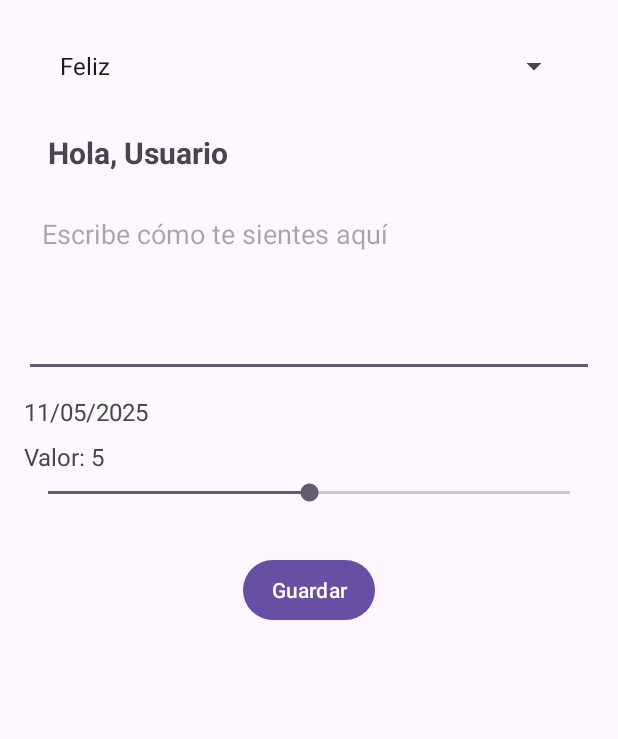
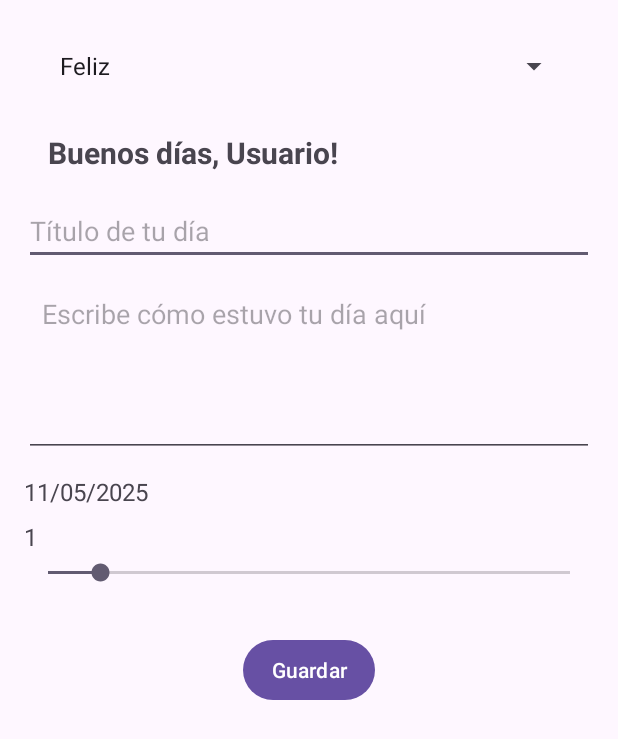
Before and after one commit to Omar-Gabriel-Martinez/Daydream-Daily, an Android app: the MoodActivity screen opened directly, with no data from a screen before it, on a phone screen of 412 x 824 dp. Shown: the top 739 px of the screen. Run offline under Robolectric (Android 15) with nearby library versions, the phone set to English and light mode, and no system bars.

Commit message:
pantalla de inicio v3

```diff
--- a/app/src/main/java/com/martinez_orozco_moya_cuevas/sleepytraveler/MoodActivity.kt
+++ b/app/src/main/java/com/martinez_orozco_moya_cuevas/sleepytraveler/MoodActivity.kt
@@ -3,10 +3,16 @@ package com.martinez_orozco_moya_cuevas.sleepytraveler
 import android.content.Intent
 import android.content.pm.ActivityInfo
 import android.os.Bundle
-import android.widget.*
+import android.widget.Button
+import android.widget.EditText
+import android.widget.SeekBar
+import android.widget.Spinner
+import android.widget.TextView
+import android.widget.Toast
 import androidx.appcompat.app.AppCompatActivity
 import java.text.SimpleDateFormat
 import java.util.*
+import java.util.Calendar
 
 class MoodActivity : AppCompatActivity() {
 
@@ -16,12 +22,19 @@ class MoodActivity : AppCompatActivity() {
     override fun onCreate(savedInstanceState: Bundle?) {
         requestedOrientation = ActivityInfo.SCREEN_ORIENTATION_PORTRAIT
         super.onCreate(savedInstanceState)
+        //Para el saludo
+        val hora = Calendar.getInstance().get(Calendar.HOUR_OF_DAY)
+        val saludo = when (hora) {
+            in 6..11   -> "Buenos días"
+            in 12..17  -> "Buenas tardes"
+            in 18..21  -> "Buenas noches"
+            else       -> "Hola"
+        }
+
 
         val prefs = getSharedPreferences("moodPrefs", MODE_PRIVATE)
         val ultimaFecha = prefs.getString("ultima_fecha", null)
         val hoy = SimpleDateFormat("dd/MM/yyyy", Locale.getDefault()).format(Date())
-
-        // Validar si ya se registró emoción hoy
         if (ultimaFecha == hoy) {
             Toast.makeText(this, "Ya registraste tu emoción hoy.", Toast.LENGTH_SHORT).show()
             startActivity(Intent(this, MainActivity::class.java))
@@ -31,46 +44,82 @@ class MoodActivity : AppCompatActivity() {
 
         setContentView(R.layout.activity_mood)
 
-        // Obtener el nombre del usuario de SharedPreferences (asumiendo que lo guardas aquí)
+        // Saludo y fecha
         val nombreUsuario = prefs.getString("nombre_usuario", "Usuario")
+        //findViewById<TextView>(R.id.tvSaludoUsuario).text = "Hola, $nombreUsuario"
+        findViewById<TextView>(R.id.tvSaludoUsuario).text = "$saludo, $nombreUsuario!"
+        findViewById<TextView>(R.id.tvFecha).text = hoy
 
-        val tvSaludoUsuario = findViewById<TextView>(R.id.tvSaludoUsuario)
-        tvSaludoUsuario.text = "Hola, $nombreUsuario"
-
-        val tvFecha = findViewById<TextView>(R.id.tvFecha)
-        tvFecha.text = hoy // Establecer fecha actual
-
-        // Aquí implementa la selección de emociones y lógica adicional
+        // Spinner de emociones (igual que antes) …
         val spinnerEmociones = findViewById<Spinner>(R.id.spinnerEmociones)
         val emociones = listOf(
-            "Feliz", "Triste", "Enojado",
-            "Ansioso", "Estresado", "Aburrido",
-            "Emocionado", "Nostálgico"
+            "Feliz", "Triste", "Enojado", "Ansioso",
+            "Estresado", "Aburrido", "Emocionado", "Nostálgico"
         )
-        val adapter = ArrayAdapter(this, android.R.layout.simple_spinner_item, emociones)
-        adapter.setDropDownViewResource(android.R.layout.simple_spinner_dropdown_item)
+        val adapter = android.widget.ArrayAdapter(
+            this, android.R.layout.simple_spinner_item, emociones
+        ).also { it.setDropDownViewResource(android.R.layout.simple_spinner_dropdown_item) }
         spinnerEmociones.adapter = adapter
-
-        spinnerEmociones.onItemSelectedListener = object : AdapterView.OnItemSelectedListener {
-            override fun onItemSelected(parent: AdapterView<*>, view: android.view.View, position: Int, id: Long) {
+        spinnerEmociones.onItemSelectedListener = object : android.widget.AdapterView.OnItemSelectedListener {
+            override fun onItemSelected(parent: android.widget.AdapterView<*>, view: android.view.View, position: Int, id: Long) {
                 emocionSeleccionada = emociones[position]
-                valorSeleccionado = position + 1
             }
-
-            override fun onNothingSelected(parent: AdapterView<*>) {
-                emocionSeleccionada = emociones[0]
-                valorSeleccionado = 1
+            override fun onNothingSelected(parent: android.widget.AdapterView<*>) {
+                emocionSeleccionada = emociones.first()
             }
         }
 
-        val btnGuardarEmocion = findViewById<Button>(R.id.btnGuardarEmocion)
-        btnGuardarEmocion.setOnClickListener {
-            prefs.edit().putString("ultima_fecha", hoy).apply()
-            prefs.edit().putString("emocion", emocionSeleccionada).apply()
-            prefs.edit().putInt("valor_emocion", valorSeleccionado).apply()
+        // SeekBar y valor dinámico (igual que antes) …
+        val seekBar = findViewById<SeekBar>(R.id.seekBar)
+        val tvValorSeleccionado = findViewById<TextView>(R.id.tvValorSeleccionado)
+        seekBar.progress = valorSeleccionado
+        tvValorSeleccionado.text = valorSeleccionado.toString()
+        seekBar.setOnSeekBarChangeListener(object : SeekBar.OnSeekBarChangeListener {
+            override fun onProgressChanged(sb: SeekBar, progress: Int, fromUser: Boolean) {
+                valorSeleccionado = progress
+                tvValorSeleccionado.text = progress.toString()
+            }
+            override fun onStartTrackingTouch(sb: SeekBar) {}
+            override fun onStopTrackingTouch(sb: SeekBar) {}
+        })
 
-            Toast.makeText(this, "Emoción guardada: $emocionSeleccionada", Toast.LENGTH_SHORT).show()
-            startActivity(Intent(this, MainActivity::class.java))
+        // Referencias a los EditText
+        val etTitulo = findViewById<EditText>(R.id.etTituloEmocion)
+        val etDescripcion = findViewById<EditText>(R.id.etDescripcionEmocion)
+
+        // Botón guardar con validaciones
+        findViewById<Button>(R.id.btnGuardarEmocion).setOnClickListener {
+            val titulo = etTitulo.text.toString().trim()
+            val descripcion = etDescripcion.text.toString().trim()
+
+            if (titulo.length < 5) {
+                etTitulo.error = "El título debe tener al menos 5 caracteres"
+                etTitulo.requestFocus()
+                return@setOnClickListener
+            }
+            if (descripcion.length < 10) {
+                etDescripcion.error = "La descripción debe tener al menos 10 caracteres"
+                etDescripcion.requestFocus()
+                return@setOnClickListener
+            }
+
+            // Guardamos sólo si pasa las validaciones
+            prefs.edit()
+                .putString("ultima_fecha", hoy)
+                .putString("emocion_titulo", titulo)
+                .putString("emocion", emocionSeleccionada)
+                .putInt("valor_emocion", valorSeleccionado)
+                .putString("emocion_descripcion", descripcion)
+                .apply()
+
+            Toast.makeText(
+                this,
+                "Emoción guardada: $emocionSeleccionada\nTítulo: $titulo",
+                Toast.LENGTH_SHORT
+            ).show()
+
+            val intent = Intent(this, MoodActivity::class.java)
+            startActivity(intent)
             finish()
         }
     }
--- a/app/src/main/res/layout/activity_mood.xml
+++ b/app/src/main/res/layout/activity_mood.xml
@@ -27,13 +27,22 @@
             android:textSize="20sp"
             android:layout_margin="16dp"/>
 
+        <EditText
+            android:id="@+id/etTituloEmocion"
+            android:layout_width="match_parent"
+            android:layout_height="wrap_content"
+            android:hint="Título de tu día"
+            android:inputType="text"
+            android:maxLines="1"
+            android:layout_marginBottom="8dp" />
+
 
         <!-- Entrada de texto para describir cómo se siente -->
         <EditText
             android:id="@+id/etDescripcionEmocion"
             android:layout_width="match_parent"
             android:layout_height="120dp"
-            android:hint="Escribe cómo te sientes aquí"
+            android:hint="Escribe cómo estuvo tu día aquí"
             android:padding="12dp"
             android:inputType="textMultiLine"
             android:gravity="top|start"
```
